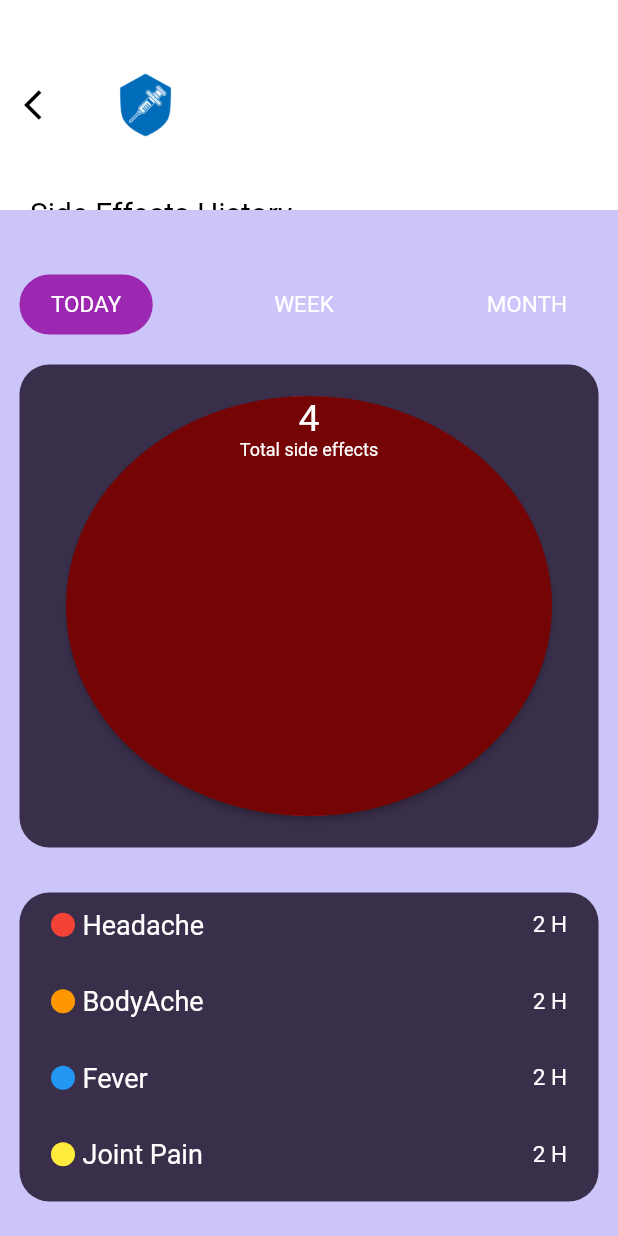
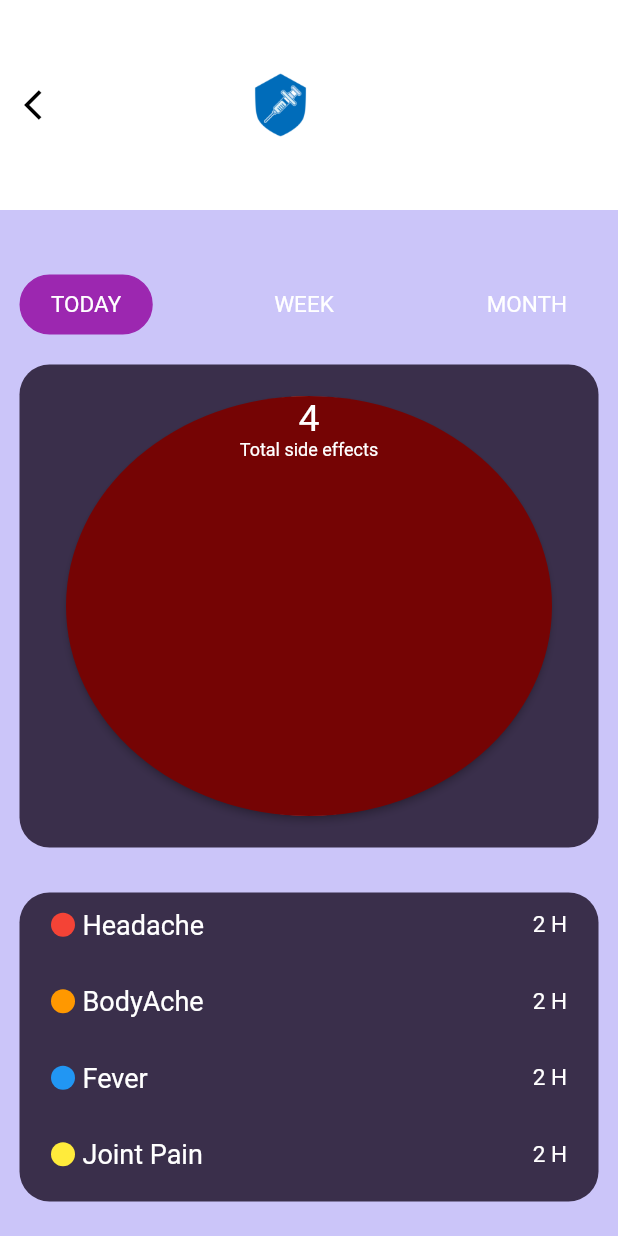
Before and after one commit to Rwishwajith/The-Shield, a Flutter app: the SideEffectHistoryScreen screen opened directly, after a tap on "Next", on a phone screen of 412 x 824 dp. Run offline on Flutter 3.47's test engine with Material 2 defaults, Android fonts, the phone set to English and light mode, and no system bars; our stand-ins replace cloud_firestore, firebase_auth, firebase_core, fl_chart, flutter_rating_bar, font_awesome_flutter and 6 more; missing offline and left inert: flutter_facebook_auth, is_first_run; accounts and stored records are empty.

Commit message:
Updated Side Effects Monitoring

```diff
--- a/the_shield/lib/main_menu/side_effect_monitoring/side_effect_history.dart
+++ b/the_shield/lib/main_menu/side_effect_monitoring/side_effect_history.dart
@@ -42,9 +42,12 @@
               ),
             ),
           ),
-          title: Image(image: logoImage, width: 50, height: 50),
+          title: Padding(
+            padding: const EdgeInsets.only(left: 90.0),
+            child: Image(image: logoImage, width: 50, height: 50),
+          ),
           flexibleSpace: Padding(
-            padding: const EdgeInsets.only(top: 130.0, left: 20.0),
+            padding: const EdgeInsets.only(top: 160.0, left: 20.0),
             child: Container(
               height: 50,
               child: Text(
@@ -525,9 +528,12 @@
               ),
             ),
           ),
-          title: Image(image: logoImage, width: 50, height: 50),
+          title: Padding(
+            padding: const EdgeInsets.only(left: 90.0),
+            child: Image(image: logoImage, width: 50, height: 50),
+          ),
           flexibleSpace: Padding(
-            padding: const EdgeInsets.only(top: 130.0, left: 20.0),
+            padding: const EdgeInsets.only(top: 160.0, left: 20.0),
             child: Container(
               height: 50,
               child: Text(
```
Also changed, not shown: the_shield/lib/main_menu/side_effect_monitoring/log_side_effects.dart (+5 -2 lines), the_shield/lib/main_menu/side_effect_monitoring/side_effect_monitoring.dart (+5 -2 lines), the_shield/lib/main_menu/side_effect_monitoring/timeline.dart (+5 -2 lines), the_shield/lib/main_menu/side_effect_monitoring/timeline2.dart (+5 -2 lines).
